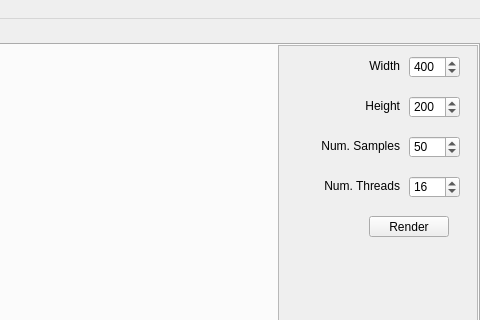
The window that src/view/MainWindow.ui (Yordrar/thesis-raytracer) describes before a commit, drawn with Qt 5; both pictures show x 520 to 1000 and y 0 to 320 of the 1000 by 600 pixel window.
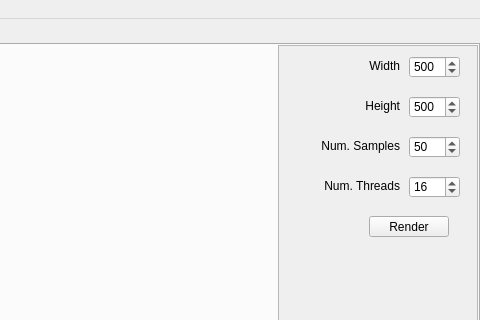
The same window after the commit. The open tabs and pages were chosen to show the change.

Diff of the .ui file:
```diff
--- a/src/view/MainWindow.ui
+++ b/src/view/MainWindow.ui
@@ -331,7 +331,7 @@
                <number>100</number>
               </property>
               <property name="value">
-               <number>200</number>
+               <number>500</number>
               </property>
              </widget>
              <widget class="QSpinBox" name="width">
@@ -353,7 +353,7 @@
                <number>100</number>
               </property>
               <property name="value">
-               <number>400</number>
+               <number>500</number>
               </property>
              </widget>
              <widget class="QLabel" name="height_label">
```
Left out of the diff: 2 changed lines with no effect on the pictures.
